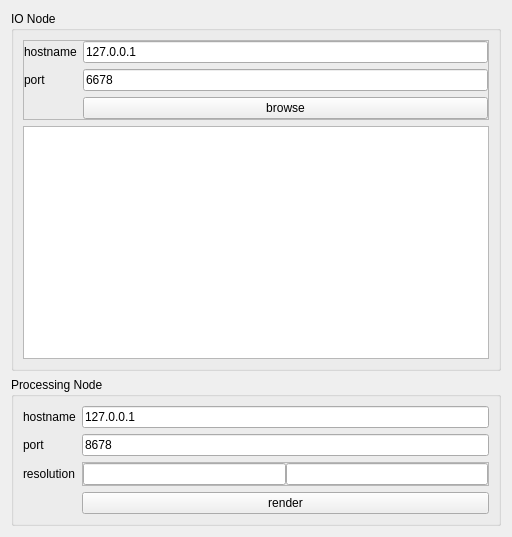
Qt form src/frontend-qt-waschk/connectionsettings.ui (HPC-Group/Trinity) before a commit.
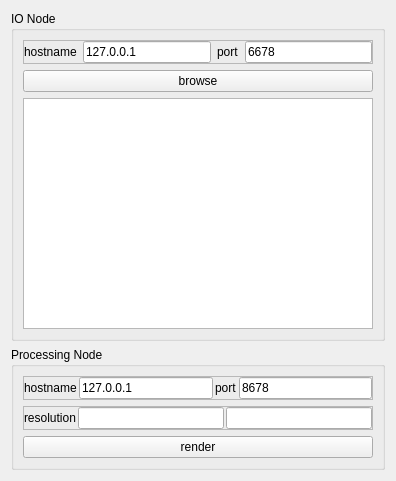
The same form after that commit.

Commit message: stylesheet and layout changes

```diff
--- a/src/frontend-qt-waschk/connectionsettings.ui
+++ b/src/frontend-qt-waschk/connectionsettings.ui
@@ -6,8 +6,8 @@
    <rect>
     <x>0</x>
     <y>0</y>
-    <width>512</width>
-    <height>537</height>
+    <width>396</width>
+    <height>481</height>
    </rect>
   </property>
   <property name="windowTitle">
@@ -41,13 +41,6 @@
          <property name="bottomMargin">
           <number>0</number>
          </property>
-         <item row="0" column="1">
-          <widget class="QLineEdit" name="io_hostname">
-           <property name="text">
-            <string>127.0.0.1</string>
-           </property>
-          </widget>
-         </item>
          <item row="0" column="0">
           <widget class="QLabel" name="label">
            <property name="text">
@@ -55,30 +48,37 @@
            </property>
           </widget>
          </item>
-         <item row="1" column="0">
+         <item row="0" column="1">
+          <widget class="QLineEdit" name="io_hostname">
+           <property name="text">
+            <string>127.0.0.1</string>
+           </property>
+          </widget>
+         </item>
+         <item row="0" column="2">
           <widget class="QLabel" name="label_2">
            <property name="text">
             <string>port</string>
            </property>
           </widget>
          </item>
-         <item row="1" column="1">
+         <item row="0" column="3">
           <widget class="QLineEdit" name="io_port">
            <property name="text">
             <string>6678</string>
            </property>
           </widget>
          </item>
-         <item row="2" column="1">
-          <widget class="QPushButton" name="io_connect">
-           <property name="text">
-            <string>browse</string>
-           </property>
-          </widget>
-         </item>
         </layout>
        </widget>
       </item>
+      <item>
+       <widget class="QPushButton" name="io_connect">
+        <property name="text">
+         <string>browse</string>
+        </property>
+       </widget>
+      </item>
       <item>
        <widget class="QTreeView" name="fileView"/>
       </item>
@@ -91,59 +91,79 @@
       <string>Processing Node</string>
      </property>
      <layout class="QGridLayout" name="gridLayout_2">
-      <item row="0" column="1">
-       <widget class="QLineEdit" name="proc_hostname">
-        <property name="text">
-         <string>127.0.0.1</string>
-        </property>
-       </widget>
-      </item>
-      <item row="1" column="1">
-       <widget class="QLineEdit" name="proc_port">
-        <property name="text">
-         <string>8678</string>
-        </property>
-       </widget>
-      </item>
-      <item row="0" column="0">
-       <widget class="QLabel" name="label_3">
-        <property name="text">
-         <string>hostname</string>
-        </property>
-       </widget>
-      </item>
-      <item row="3" column="1">
+      <item row="3" column="0">
        <widget class="QPushButton" name="proc_connect">
         <property name="text">
          <string>render</string>
         </property>
        </widget>
       </item>
-      <item row="1" column="0">
-       <widget class="QLabel" name="label_4">
-        <property name="text">
-         <string>port</string>
+      <item row="0" column="0">
+       <widget class="QFrame" name="frame_3">
+        <property name="frameShape">
+         <enum>QFrame::StyledPanel</enum>
         </property>
+        <property name="frameShadow">
+         <enum>QFrame::Raised</enum>
+        </property>
+        <layout class="QHBoxLayout" name="horizontalLayout_2">
+         <property name="spacing">
+          <number>2</number>
+         </property>
+         <property name="leftMargin">
+          <number>0</number>
+         </property>
+         <property name="topMargin">
+          <number>0</number>
+         </property>
+         <property name="rightMargin">
+          <number>0</number>
+         </property>
+         <property name="bottomMargin">
+          <number>0</number>
+         </property>
+         <item>
+          <widget class="QLabel" name="label_3">
+           <property name="text">
+            <string>hostname</string>
+           </property>
+          </widget>
+         </item>
+         <item>
+          <widget class="QLineEdit" name="proc_hostname">
+           <property name="text">
+            <string>127.0.0.1</string>
+           </property>
+          </widget>
+         </item>
+         <item>
+          <widget class="QLabel" name="label_4">
+           <property name="text">
+            <string>port</string>
+           </property>
+          </widget>
+         </item>
+         <item>
+          <widget class="QLineEdit" name="proc_port">
+           <property name="text">
+            <string>8678</string>
+           </property>
+          </widget>
+         </item>
+        </layout>
        </widget>
       </item>
       <item row="2" column="0">
-       <widget class="QLabel" name="label_5">
-        <property name="text">
-         <string>resolution</string>
-        </property>
-       </widget>
-      </item>
-      <item row="2" column="1">
-       <widget class="QFrame" name="frame_2">
+       <widget class="QFrame" name="frame_4">
         <property name="frameShape">
          <enum>QFrame::StyledPanel</enum>
         </property>
         <property name="frameShadow">
          <enum>QFrame::Raised</enum>
         </property>
-        <layout class="QHBoxLayout" name="horizontalLayout">
+        <layout class="QHBoxLayout" name="horizontalLayout_3">
          <property name="spacing">
-          <number>0</number>
+          <number>2</number>
          </property>
          <property name="leftMargin">
           <number>0</number>
@@ -157,6 +177,13 @@
          <property name="bottomMargin">
           <number>0</number>
          </property>
+         <item>
+          <widget class="QLabel" name="label_5">
+           <property name="text">
+            <string>resolution</string>
+           </property>
+          </widget>
+         </item>
          <item>
           <widget class="QLineEdit" name="proc_width"/>
          </item>
```
The commit also changes 1 other file.
